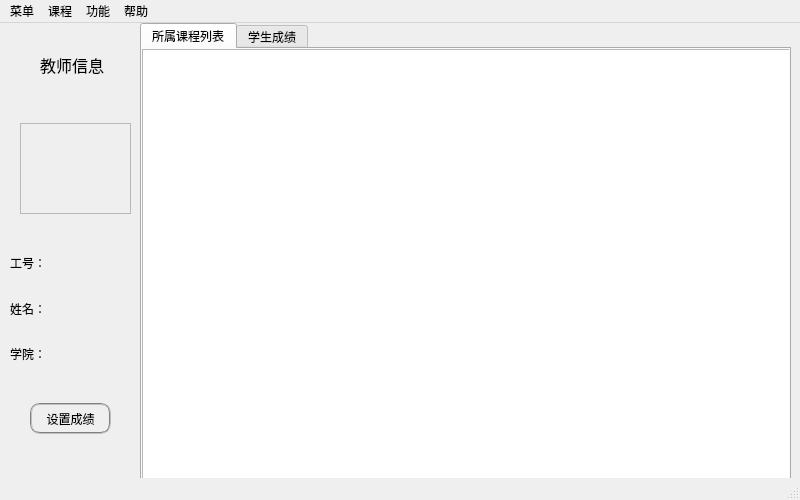
This is source/client/mainwindow_teacher.ui in laddie132/Academic-Management-System-Demo as Qt 5 draws it before an edit. The edited form follows.
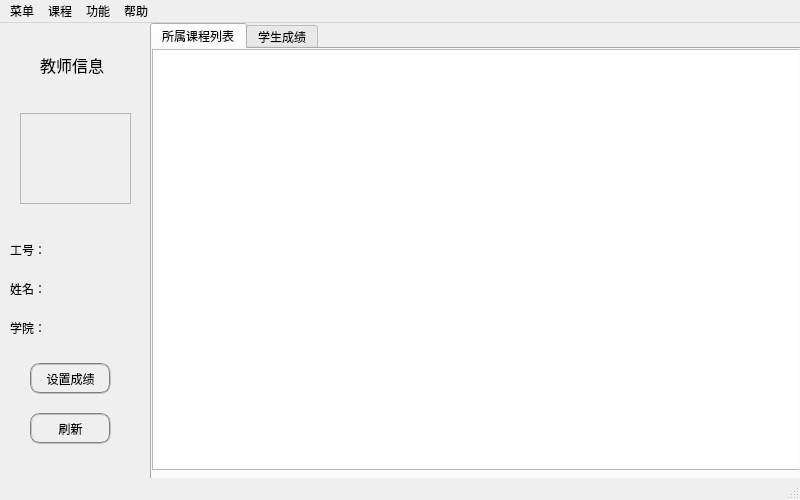
This is the edited form. Icons and pictures are not drawn.

Commit message: Finish all the student and teacher function

Patch:
```diff
--- a/source/client/mainwindow_teacher.ui
+++ b/source/client/mainwindow_teacher.ui
@@ -20,7 +20,7 @@
    <widget class="QTabWidget" name="tabWidget_teacher">
     <property name="geometry">
      <rect>
-      <x>140</x>
+      <x>150</x>
       <y>0</y>
       <width>651</width>
       <height>461</height>
@@ -48,7 +48,7 @@
         <x>0</x>
         <y>0</y>
         <width>661</width>
-        <height>461</height>
+        <height>421</height>
        </rect>
       </property>
       <property name="sizePolicy">
@@ -259,9 +259,9 @@
     <property name="geometry">
      <rect>
       <x>10</x>
-      <y>220</y>
-      <width>131</width>
-      <height>151</height>
+      <y>210</y>
+      <width>141</width>
+      <height>131</height>
      </rect>
     </property>
     <layout class="QGridLayout" name="gridLayout">
@@ -370,7 +370,7 @@
     <property name="geometry">
      <rect>
       <x>30</x>
-      <y>380</y>
+      <y>340</y>
       <width>81</width>
       <height>31</height>
      </rect>
@@ -386,7 +386,7 @@
     <property name="geometry">
      <rect>
       <x>20</x>
-      <y>100</y>
+      <y>90</y>
       <width>111</width>
       <height>91</height>
      </rect>
@@ -401,6 +401,22 @@
      <enum>QFrame::Raised</enum>
     </property>
    </widget>
+   <widget class="QPushButton" name="flush_btn">
+    <property name="geometry">
+     <rect>
+      <x>30</x>
+      <y>390</y>
+      <width>81</width>
+      <height>31</height>
+     </rect>
+    </property>
+    <property name="styleSheet">
+     <string notr="true">border:2px groove gray;border-radius:10px;padding:2px 4px;</string>
+    </property>
+    <property name="text">
+     <string>刷新</string>
+    </property>
+   </widget>
   </widget>
   <widget class="QMenuBar" name="menubar">
    <property name="geometry">
```
The commit also changes 23 other files.
